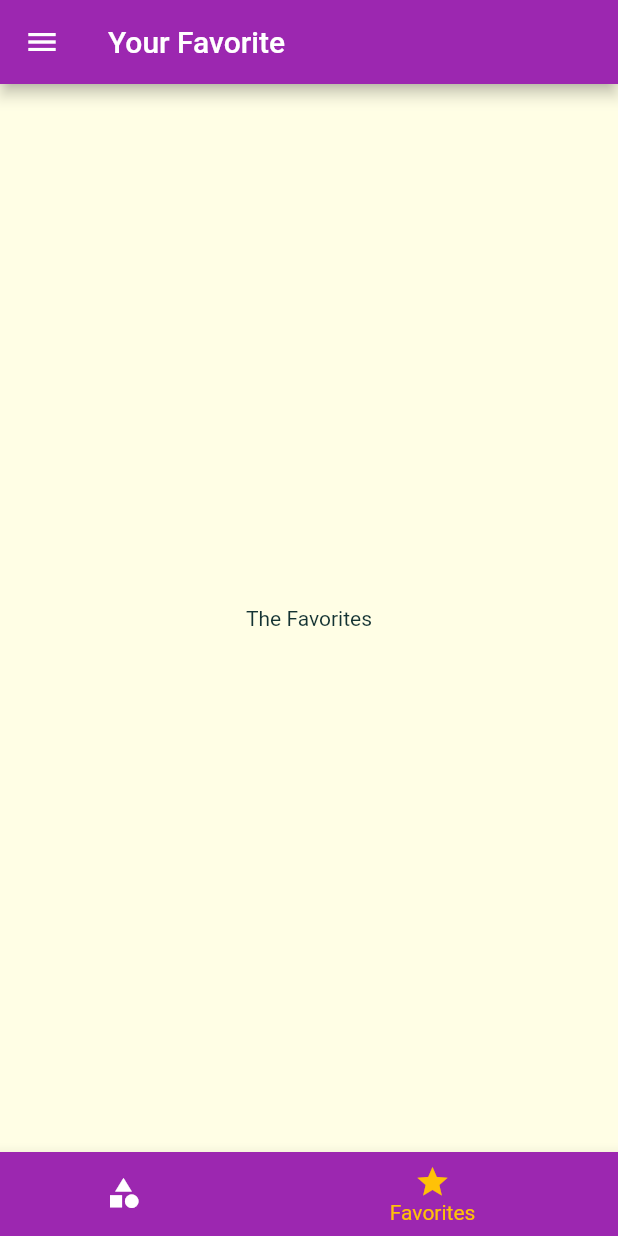
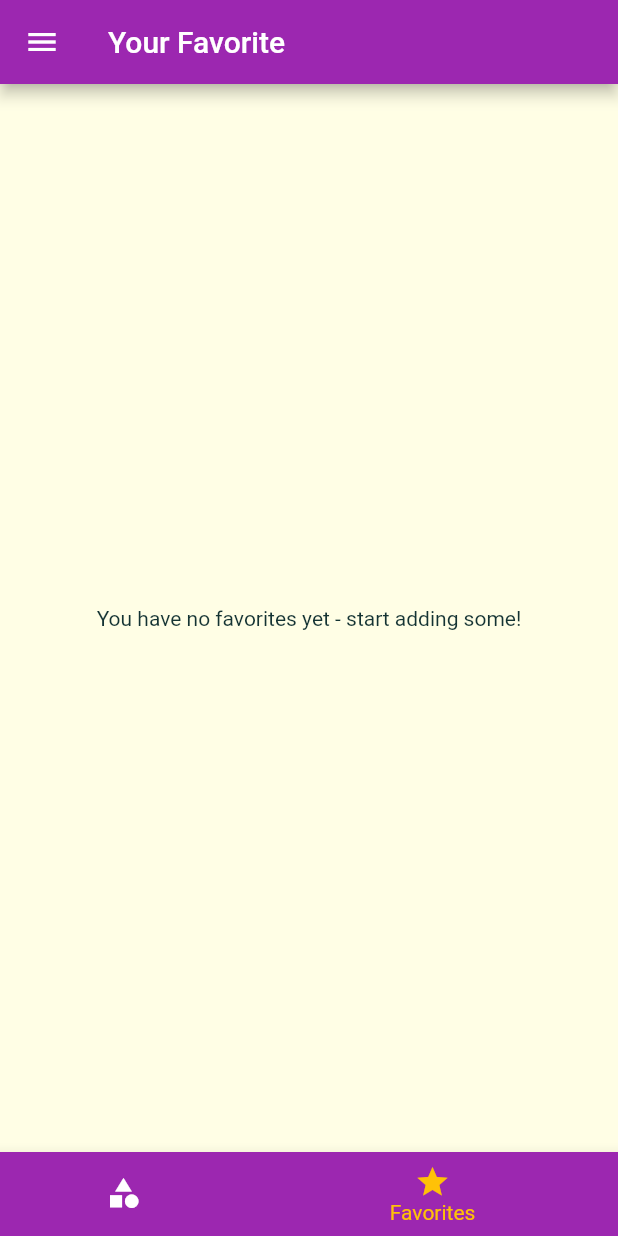
Before and after one commit to Qubits-01/fp-meals-app, a Flutter app: the screen it shows after launch, item 2 of the bottom bar chosen, on a phone screen of 412 x 824 dp. Run offline on Flutter 3.47's test engine with Material 2 defaults, Android fonts, the phone set to English and light mode, and no system bars; Roboto replaces fonts that are missing (Raleway).

Commit message:
Add 'Mark as Favorite' feature

```diff
--- a/lib/main.dart
+++ b/lib/main.dart
@@ -24,6 +24,8 @@ class _MyAppState extends State<MyApp> {
   };
 
   List<Meal> _availableMeals = DUMMY_MEALS;
+  // ignore: prefer_final_fields
+  List<Meal> _favoriteMeals = [];
 
   void _setFilters(Map<String, bool> filterData) {
     setState(() {
@@ -46,6 +48,27 @@ class _MyAppState extends State<MyApp> {
         return true;
       }).toList();
     });
+  }
+
+  void _toggleFavorite(String mealId) {
+    final existingIndex =
+        _favoriteMeals.indexWhere((meal) => meal.id == mealId);
+
+    if (existingIndex >= 0) {
+      setState(() {
+        _favoriteMeals.removeAt(existingIndex);
+      });
+    } else {
+      setState(() {
+        _favoriteMeals.add(
+          DUMMY_MEALS.firstWhere((meal) => meal.id == mealId),
+        );
+      });
+    }
+  }
+
+  bool _isMealFavorite(String id) {
+    return _favoriteMeals.any((meal) => meal.id == id);
   }
 
   @override
@@ -74,11 +97,14 @@ class _MyAppState extends State<MyApp> {
       // home: CategoriesScreen(),
       initialRoute: '/',
       routes: {
-        '/': (ctx) => TabsScreen(),
+        '/': (ctx) => TabsScreen(_favoriteMeals),
         CategoryMealsScreen.routeName: (ctx) => CategoryMealsScreen(
               _availableMeals,
             ),
-        MealDetailScreen.routeName: (ctx) => MealDetailScreen(),
+        MealDetailScreen.routeName: (ctx) => MealDetailScreen(
+              _toggleFavorite,
+              _isMealFavorite,
+            ),
         FiltersScreen.routeName: (ctx) => FiltersScreen(
               _filters,
               _setFilters,
--- a/lib/screens/favorites_screen.dart
+++ b/lib/screens/favorites_screen.dart
@@ -1,10 +1,35 @@
 import 'package:flutter/material.dart';
 
+import '../models/meal.dart';
+import '../widgets/meal_item.dart';
+
 class FavoritesScreen extends StatelessWidget {
+  const FavoritesScreen(this.favoriteMeals);
+
+  final List<Meal> favoriteMeals;
+
   @override
   Widget build(BuildContext context) {
-    return const Center(
-      child: Text('The Favorites'),
-    );
+    if (favoriteMeals.isEmpty) {
+      return const Center(
+        child: Text(
+          'You have no favorites yet - start adding some!',
+        ),
+      );
+    } else {
+      return ListView.builder(
+        itemBuilder: (ctx, index) {
+          return MealItem(
+            id: favoriteMeals[index].id,
+            title: favoriteMeals[index].title,
+            imageUrl: favoriteMeals[index].imageUrl,
+            duration: favoriteMeals[index].duration,
+            affordability: favoriteMeals[index].affordability,
+            complexity: favoriteMeals[index].complexity,
+          );
+        },
+        itemCount: favoriteMeals.length,
+      );
+    }
   }
 }
--- a/lib/screens/tabs_screen.dart
+++ b/lib/screens/tabs_screen.dart
@@ -1,27 +1,39 @@
 import 'package:flutter/material.dart';
 
-import '../widgets/main_drawer.dart';
 import './categories_screen.dart';
 import './favorites_screen.dart';
+// ignore: directives_ordering
+import '../models/meal.dart';
+import '../widgets/main_drawer.dart';
 
 class TabsScreen extends StatefulWidget {
+  const TabsScreen(this.favoriteMeals);
+
+  final List<Meal> favoriteMeals;
+
   @override
   _TabsScreenState createState() => _TabsScreenState();
 }
 
 class _TabsScreenState extends State<TabsScreen> {
-  final List<Map<String, Object>> _pages = [
+  List<Map<String, Object>> _pages;
+  int _selectedPageIndex = 0;
+
+  @override
+  void initState() {
+    super.initState();
+
+    _pages = [
       {
         'page': CategoriesScreen(),
         'title': 'Categories',
       },
       {
-      'page': FavoritesScreen(),
+        'page': FavoritesScreen(widget.favoriteMeals),
         'title': 'Your Favorite',
       },
     ];
-
-  int _selectedPageIndex = 0;
+  }
 
   void _selectPage(int index) {
     setState(() {
--- a/lib/widgets/meal_item.dart
+++ b/lib/widgets/meal_item.dart
@@ -11,7 +11,7 @@ class MealItem extends StatelessWidget {
     @required this.duration,
     @required this.complexity,
     @required this.affordability,
-    @required this.removeItem,
+    this.removeItem,
   });
 
   final String id;
```
Also changed, not shown: lib/screens/meal_detail_screen.dart (+21 -5 lines). Lines whose indentation alone changed are shown as unchanged.
